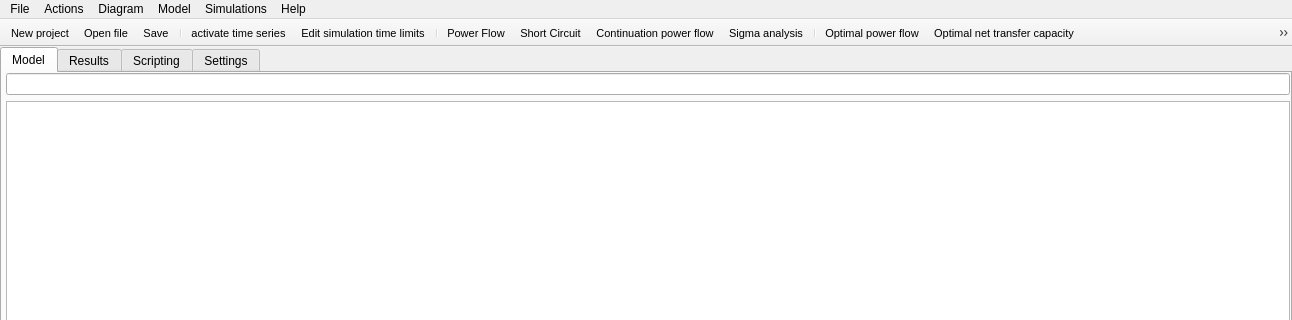
Before: the Qt Designer form src/GridCal/Gui/Main/MainWindow.ui in SanPen/GridCal, drawn with Qt 5; both pictures show x 0 to 1292 and y 0 to 320 of the 1292 by 795 pixel window.
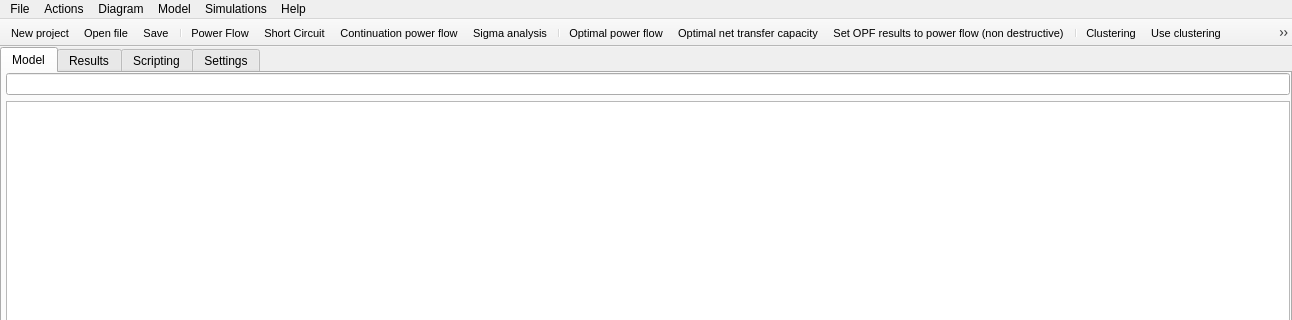
After: the same form once the commit is applied. Icons and pictures are not drawn.

Commit message: Moved the new buttons

The edit to the form file:
```diff
--- a/src/GridCal/Gui/Main/MainWindow.ui
+++ b/src/GridCal/Gui/Main/MainWindow.ui
@@ -8887,9 +8887,6 @@
    <addaction name="actionOpen_file"/>
    <addaction name="actionSave"/>
    <addaction name="separator"/>
-   <addaction name="actionactivate_time_series"/>
-   <addaction name="actionEdit_simulation_time_limits"/>
-   <addaction name="separator"/>
    <addaction name="actionPower_flow"/>
    <addaction name="actionShort_Circuit"/>
    <addaction name="actionVoltage_stability"/>
@@ -8920,6 +8917,9 @@
    <addaction name="actionInputs_analysis"/>
    <addaction name="actionLaunch_data_analysis_tool"/>
    <addaction name="separator"/>
+   <addaction name="actionactivate_time_series"/>
+   <addaction name="actionEdit_simulation_time_limits"/>
+   <addaction name="separator"/>
   </widget>
   <action name="actionOpen_file">
    <property name="icon">
```
The commit also changes 2 other files.
